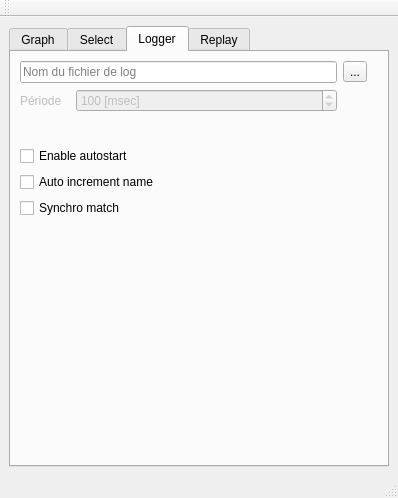
This is PluginModules/Lidar/ihm_Lidar.ui in CRLG/LABOTBOX as Qt 5 draws it before an edit. The edited form follows.
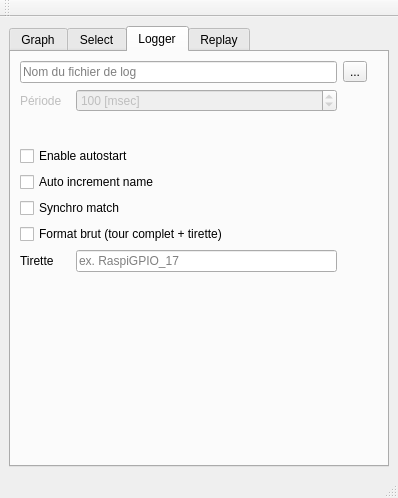
This is the edited form. The open tabs and pages were chosen to show the change. Icons and pictures are not drawn. Custom widgets are drawn as their Qt base class.

Commit message: [Lidar] Enregistrement brut du balayage lidar sur un poste d'acquisition embarque : chaque tour est date, decrit par lui-meme, recale sur la tirette et survit a une coupure d'alimentation.

```diff
--- a/PluginModules/Lidar/ihm_Lidar.ui
+++ b/PluginModules/Lidar/ihm_Lidar.ui
@@ -330,7 +330,34 @@
           </property>
          </widget>
         </item>
-        <item row="6" column="1">
+        <item row="6" column="0" colspan="3">
+         <widget class="QCheckBox" name="logger_format_brut">
+          <property name="toolTip">
+           <string>Une ligne auto-descriptive par tour : timestamp, tirette, angle de début, résolution, nombre de mesures, puis les mesures. Adapté aux lidars dont le nombre de points varie d'un tour à l'autre (YdLidar). Rejouable par l'onglet Replay.</string>
+          </property>
+          <property name="text">
+           <string>Format brut (tour complet + tirette)</string>
+          </property>
+         </widget>
+        </item>
+        <item row="7" column="0">
+         <widget class="QLabel" name="logger_tirette_label">
+          <property name="text">
+           <string>Tirette</string>
+          </property>
+         </widget>
+        </item>
+        <item row="7" column="1" colspan="2">
+         <widget class="QLineEdit" name="logger_tirette_dataname">
+          <property name="toolTip">
+           <string>Nom de la donnée du DataManager recopiant la tirette (ex. RaspiGPIO_17). Vide : colonne tirette à -1.</string>
+          </property>
+          <property name="placeholderText">
+           <string>ex. RaspiGPIO_17</string>
+          </property>
+         </widget>
+        </item>
+        <item row="8" column="1">
          <spacer name="verticalSpacer_2">
           <property name="orientation">
            <enum>Qt::Vertical</enum>
```
The commit also changes 6 other files.
